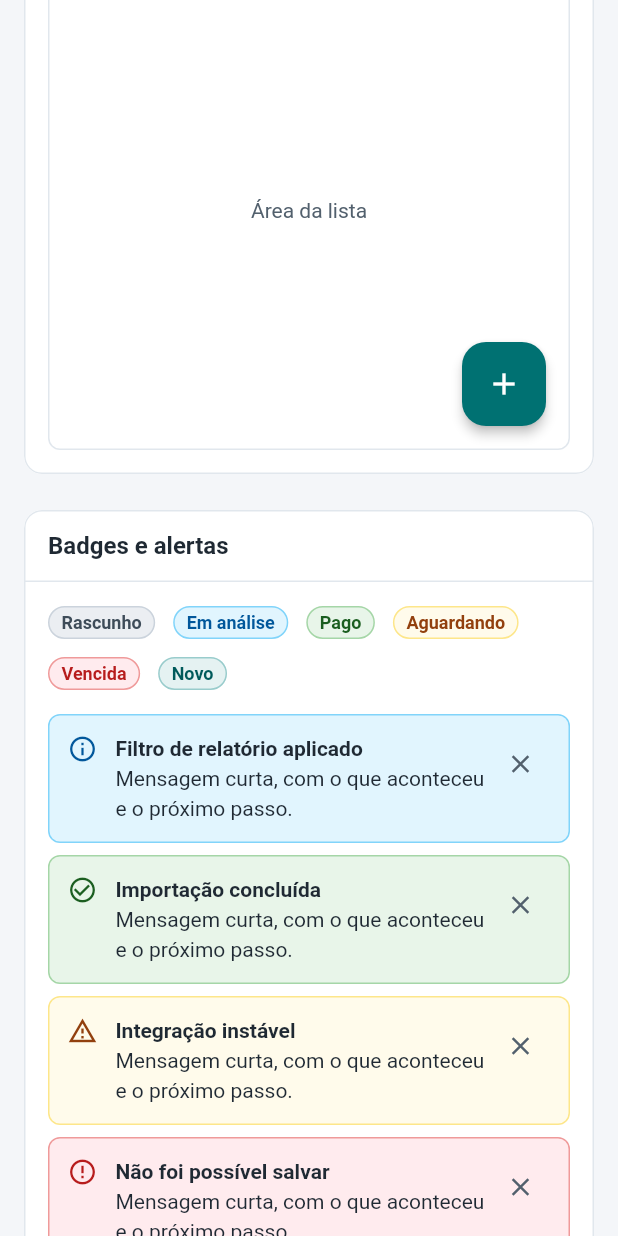
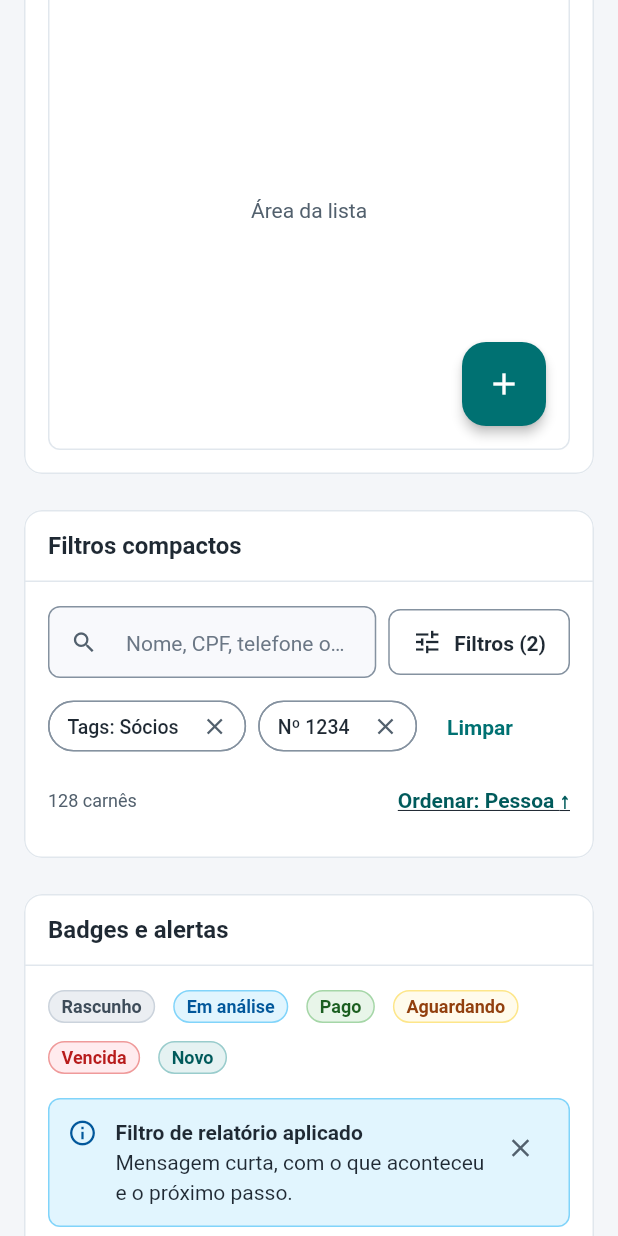
Before and after one commit to dudxtec/platform-design-system, a Flutter app: the ComponentsPage widget shown alone on an empty page, opened directly, scrolled down 576 dp, on a phone screen of 412 x 824 dp. Run offline on Flutter 3.47's test engine with Material 3 defaults, Android fonts, the phone set to English and light mode, and no system bars.

Commit message:
feat: DsCompactFilters, DsSortLink e showDsFilterSheet (0.4.0)
Filtros compactos iguais na web e no app: busca + botão Filtros (44 px) com
contador, chips removíveis dos filtros aplicados, contagem e link de
ordenação, e folha (celular) ou diálogo (acima de 600 px) para o resto.

Co-Authored-By: Claude Sonnet 5.5 <noreply@anthropic.com>
Claude-Session: https://claude.ai/code/session_01HbeN4krK8br2hVVSubEM7X

```diff
--- a/example/lib/templates/components_page.dart
+++ b/example/lib/templates/components_page.dart
@@ -143,6 +143,42 @@ class ComponentsPage extends StatelessWidget {
                   ),
                 ),
               ],
+            ),
+          ),
+          const SizedBox(height: DsSpacing.s24),
+          DsSectionCard(
+            title: 'Filtros compactos',
+            child: Builder(
+              builder: (BuildContext context) => DsCompactFilters(
+                search: const TextField(
+                  decoration: InputDecoration(
+                    hintText: 'Nome, CPF, telefone ou nº',
+                    prefixIcon: Icon(Icons.search),
+                  ),
+                ),
+                activeCount: 2,
+                onOpenFilters: () => showDsFilterSheet(
+                  context,
+                  title: 'Filtros',
+                  onClear: () {},
+                  builder: (_) => const Text('Situação, tags e período'),
+                ),
+                appliedFilters: <DsAppliedFilter>[
+                  DsAppliedFilter(label: 'Tags: Sócios', onRemove: () {}),
+                  DsAppliedFilter(label: 'Nº 1234', onRemove: () {}),
+                ],
+                onClear: () {},
+                resultLabel: '128 carnês',
+                sort: DsSortLink<String>(
+                  options: const <DsSortOption<String>>[
+                    DsSortOption<String>(value: 'person', label: 'Pessoa'),
+                    DsSortOption<String>(value: 'date', label: 'Criado em'),
+                  ],
+                  value: 'person',
+                  ascending: true,
+                  onSelected: (_) {},
+                ),
+              ),
             ),
           ),
           const SizedBox(height: DsSpacing.s24),
--- a/lib/platform_design_system.dart
+++ b/lib/platform_design_system.dart
@@ -13,6 +13,7 @@ export 'src/widgets/ds_alert.dart';
 export 'src/widgets/ds_app_shell.dart';
 export 'src/widgets/ds_badge.dart';
 export 'src/widgets/ds_button.dart';
+export 'src/widgets/ds_compact_filters.dart';
 export 'src/widgets/ds_calendar.dart';
 export 'src/widgets/ds_data_table.dart';
 export 'src/widgets/ds_date_field.dart';
--- /dev/null
+++ b/lib/src/widgets/ds_compact_filters.dart
@@ -0,0 +1,311 @@
+import 'package:flutter/material.dart';
+
+import '../tokens/ds_breakpoints.dart';
+import '../tokens/ds_color_tokens.dart';
+import '../tokens/ds_foundations.dart';
+import '../tokens/ds_spacing.dart';
+import 'ds_button.dart';
+
+/// A filter applied to a list, shown as a removable chip.
+@immutable
+class DsAppliedFilter {
+  const DsAppliedFilter({required this.label, required this.onRemove});
+
+  /// What the filter does: "Tags: Sócios", "Nº 1234".
+  final String label;
+  final VoidCallback onRemove;
+}
+
+/// Compact filters of a list, the same on phone, tablet and web.
+///
+/// One row with the quick [search] and a "Filtros" button (44 px) that opens
+/// the rest in a sheet ([showDsFilterSheet]); [appliedFilters] below, each a
+/// removable chip, with "Limpar" when there is more than one; and a line with
+/// the [resultLabel] on the left and the sort link ([sort], a [DsSortLink]) on
+/// the right.
+class DsCompactFilters extends StatelessWidget {
+  const DsCompactFilters({
+    super.key,
+    required this.search,
+    required this.onOpenFilters,
+    this.activeCount = 0,
+    this.appliedFilters = const <DsAppliedFilter>[],
+    this.onClear,
+    this.resultLabel,
+    this.sort,
+  });
+
+  /// Quick search field. It takes the free width of the first row.
+  final Widget search;
+  final VoidCallback onOpenFilters;
+
+  /// Filters set in the sheet (not the search). Shown as "Filtros (n)".
+  final int activeCount;
+  final List<DsAppliedFilter> appliedFilters;
+
+  /// Clears every filter. Shown when two or more chips are applied.
+  final VoidCallback? onClear;
+
+  /// "128 pessoas".
+  final String? resultLabel;
+
+  /// Usually a [DsSortLink].
+  final Widget? sort;
+
+  @override
+  Widget build(BuildContext context) {
+    final DsColorTokens c = context.dsColors;
+    final TextTheme text = Theme.of(context).textTheme;
+    final bool hasSecondLine = resultLabel != null || sort != null;
+    return Column(
+      crossAxisAlignment: CrossAxisAlignment.stretch,
+      children: <Widget>[
+        Row(
+          crossAxisAlignment: CrossAxisAlignment.center,
+          children: <Widget>[
+            Expanded(child: search),
+            const SizedBox(width: DsSpacing.s8),
+            _FiltersButton(count: activeCount, onPressed: onOpenFilters),
+          ],
+        ),
+        if (appliedFilters.isNotEmpty) ...<Widget>[
+          const SizedBox(height: DsSpacing.s8),
+          Wrap(
+            spacing: DsSpacing.s8,
+            runSpacing: DsSpacing.s4,
+            crossAxisAlignment: WrapCrossAlignment.center,
+            children: <Widget>[
+              for (final DsAppliedFilter filter in appliedFilters)
+                _AppliedChip(filter: filter),
+              if (onClear != null && appliedFilters.length > 1)
+                TextButton(onPressed: onClear, child: const Text('Limpar')),
+            ],
+          ),
+        ],
+        if (hasSecondLine) ...<Widget>[
+          const SizedBox(height: DsSpacing.s4),
+          Row(
+            children: <Widget>[
+              if (resultLabel != null)
+                Expanded(
+                  child: Text(
+                    resultLabel!,
+                    style: text.bodySmall?.copyWith(color: c.textSecondary),
+                  ),
+                )
+              else
+                const Spacer(),
+              ?sort,
+            ],
+          ),
+        ],
+      ],
+    );
+  }
+}
+
+class _FiltersButton extends StatelessWidget {
+  const _FiltersButton({required this.count, required this.onPressed});
+
+  final int count;
+  final VoidCallback onPressed;
+
+  @override
+  Widget build(BuildContext context) {
+    return SizedBox(
+      height: DsSizes.touchTarget,
+      child: OutlinedButton.icon(
+        onPressed: onPressed,
+        icon: const Icon(Icons.tune, size: DsSizes.iconLg),
+        label: Text(count > 0 ? 'Filtros ($count)' : 'Filtros'),
+      ),
+    );
+  }
+}
+
+class _AppliedChip extends StatelessWidget {
+  const _AppliedChip({required this.filter});
+
+  final DsAppliedFilter filter;
+
+  @override
+  Widget build(BuildContext context) {
+    return Semantics(
+      container: true,
+      child: InputChip(
+        label: Text(filter.label),
+        onDeleted: filter.onRemove,
+        deleteButtonTooltipMessage: 'Remover filtro ${filter.label}',
+      ),
+    );
+  }
+}
+
+/// One option of a [DsSortLink].
+@immutable
+class DsSortOption<T> {
+  const DsSortOption({required this.value, required this.label});
+
+  final T value;
+  final String label;
+}
+
+/// "Ordenar: Nome ↑", a link that opens the sort options.
+///
+/// Choosing the current option flips the direction; choosing another one sorts
+/// by it ascending. The caller keeps the state and applies the sort.
+class DsSortLink<T> extends StatelessWidget {
+  const DsSortLink({
+    super.key,
+    required this.options,
+    required this.value,
+    required this.ascending,
+    required this.onSelected,
+  });
+
+  final List<DsSortOption<T>> options;
+  final T value;
+  final bool ascending;
+
+  /// Called with the chosen option; the caller flips or resets the direction.
+  final ValueChanged<T> onSelected;
+
+  @override
+  Widget build(BuildContext context) {
+    final DsColorTokens c = context.dsColors;
+    final TextTheme text = Theme.of(context).textTheme;
+    String current = '';
+    for (final DsSortOption<T> option in options) {
+      if (option.value == value) current = option.label;
+    }
+    final String arrow = ascending ? '↑' : '↓';
+    return PopupMenuButton<T>(
+      tooltip: 'Ordenar',
+      onSelected: onSelected,
+      itemBuilder: (_) => <PopupMenuEntry<T>>[
+        for (final DsSortOption<T> option in options)
+          CheckedPopupMenuItem<T>(
+            value: option.value,
+            checked: option.value == value,
+            child: Text(
+              option.value == value
+                  ? '${option.label} ($arrow)'
+                  : option.label,
+            ),
+          ),
+      ],
+      child: ConstrainedBox(
+        constraints: const BoxConstraints(minHeight: DsSizes.touchTarget),
+        child: Center(
+          widthFactor: 1,
+          child: Text(
+            'Ordenar: $current $arrow',
+            style: text.labelLarge?.copyWith(
+              color: c.primaryTone.text,
+              decoration: TextDecoration.underline,
+            ),
+          ),
+        ),
+      ),
+    );
+  }
+}
+
+/// Opens the filters [builder] builds in a bottom sheet on a phone and in a
+/// dialog above [DsBreakpoints.mobile].
+///
+/// The sheet has "Limpar" ([onClear]) and "Aplicar". It completes with `true`
+/// when the person applies and `null` when they close it; the caller reads the
+/// values it kept while the sheet was open.
+Future<bool?> showDsFilterSheet(
+  BuildContext context, {
+  required String title,
+  required WidgetBuilder builder,
+  VoidCallback? onClear,
+  String applyLabel = 'Aplicar',
+}) {
+  final bool phone = MediaQuery.sizeOf(context).width < DsBreakpoints.mobile;
+  Widget content(BuildContext inner) {
+    return _FilterSheetBody(
+      title: title,
+      applyLabel: applyLabel,
+      onClear: onClear,
+      builder: builder,
+    );
+  }
+
+  if (phone) {
+    return showModalBottomSheet<bool>(
+      context: context,
+      isScrollControlled: true,
+      showDragHandle: true,
+      useSafeArea: true,
+      builder: content,
+    );
+  }
+  return showDialog<bool>(
+    context: context,
+    builder: (BuildContext inner) => Dialog(
+      child: ConstrainedBox(
+        constraints: const BoxConstraints(maxWidth: DsSizes.dialogSm),
+        child: content(inner),
+      ),
+    ),
+  );
+}
+
+class _FilterSheetBody extends StatelessWidget {
+  const _FilterSheetBody({
+    required this.title,
+    required this.applyLabel,
+    required this.builder,
+    this.onClear,
+  });
+
+  final String title;
+  final String applyLabel;
+  final WidgetBuilder builder;
+  final VoidCallback? onClear;
+
+  @override
+  Widget build(BuildContext context) {
+    final TextTheme text = Theme.of(context).textTheme;
+    return Padding(
+      padding: EdgeInsets.fromLTRB(
+        DsSpacing.s16,
+        DsSpacing.s8,
+        DsSpacing.s16,
+        DsSpacing.s16 + MediaQuery.viewInsetsOf(context).bottom,
+      ),
+      child: SingleChildScrollView(
+        child: Column(
+          mainAxisSize: MainAxisSize.min,
+          crossAxisAlignment: CrossAxisAlignment.stretch,
+          children: <Widget>[
+            Row(
+              children: <Widget>[
+                Expanded(child: Text(title, style: text.titleMedium)),
+                if (onClear != null)
+                  TextButton(
+                    onPressed: () {
+                      onClear!();
+                      Navigator.of(context).pop();
+                    },
+                    child: const Text('Limpar'),
+                  ),
+              ],
+            ),
+            const SizedBox(height: DsSpacing.s12),
+            builder(context),
+            const SizedBox(height: DsSpacing.s16),
+            DsButton(
+              label: applyLabel,
+              size: DsButtonSize.lg,
+              onPressed: () => Navigator.of(context).pop(true),
+            ),
+          ],
+        ),
+      ),
+    );
+  }
+}
--- a/pubspec.yaml
+++ b/pubspec.yaml
@@ -1,6 +1,6 @@
 name: platform_design_system
 description: "Design system Flutter da plataforma Dudx"
-version: 0.3.3
+version: 0.4.0
 homepage: https://github.com/dudxtec/platform-design-system
 
 environment:
```
Also changed, not shown: 4 other files.
